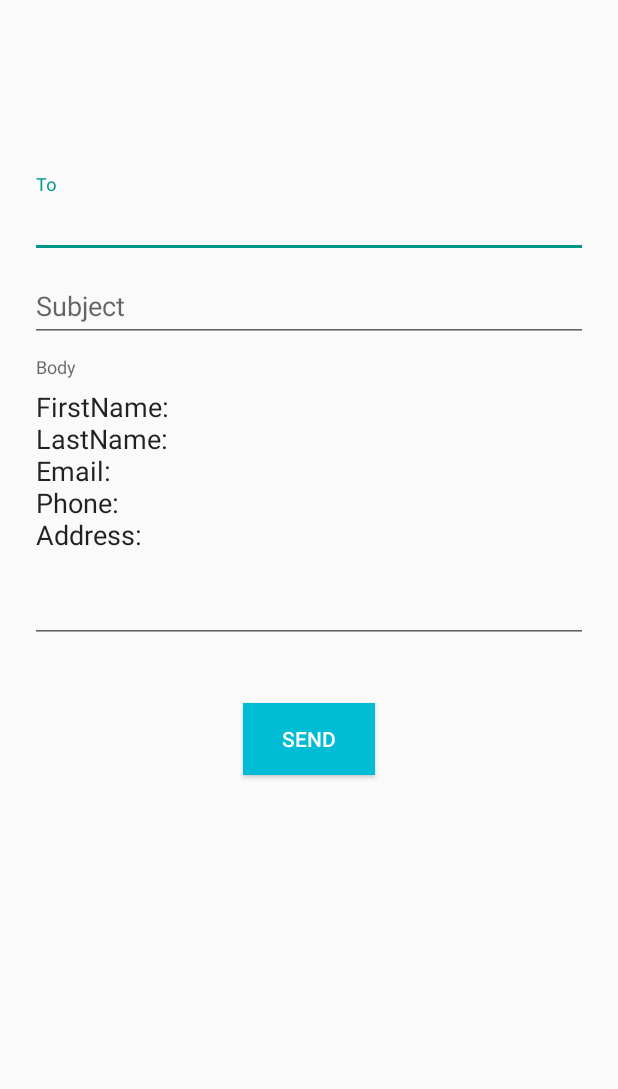
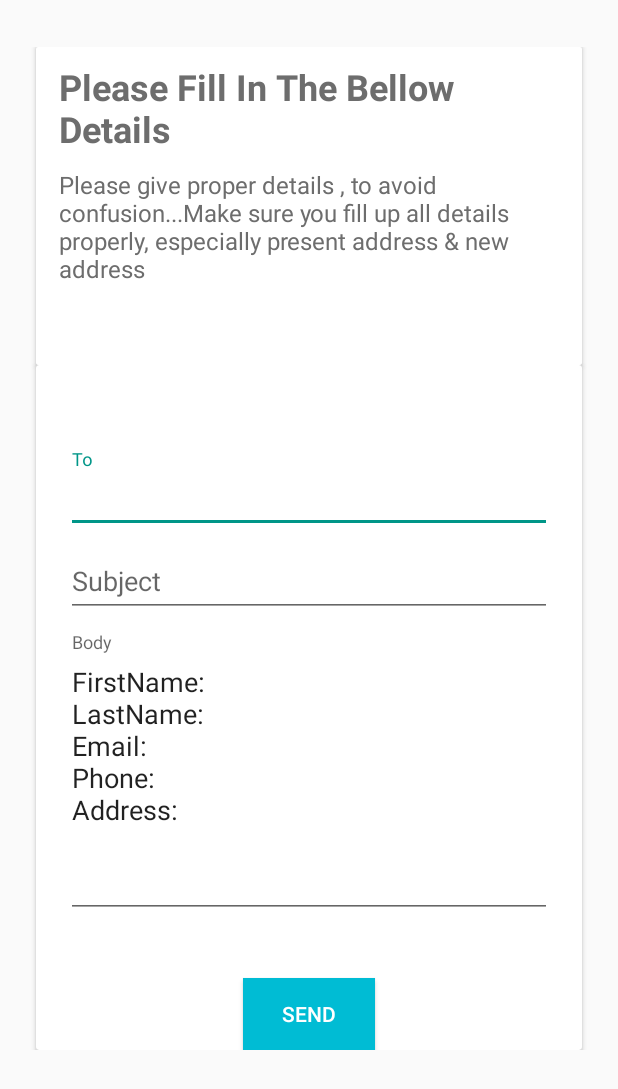
Before and after one commit to webmasteraxe/Send_It, an Android app: the screen it shows after launch (frag_main), in the side drawer, after a tap on "Request Quote", on a phone screen of 412 x 824 dp. Shown: the top 1089 px of the screen. Run offline under Robolectric (Android 15) with nearby library versions, the phone set to English and light mode, and no system bars.

Commit message:
first phase

```diff
--- a/app/src/main/AndroidManifest.xml
+++ b/app/src/main/AndroidManifest.xml
@@ -19,7 +19,7 @@
         <activity
             android:name=".fragments.frag_main"
             android:label="@string/app_name"
-            android:theme="@style/MyMaterialTheme" />
+            android:theme="@style/MyMaterialTheme.Request" />
     </application>
 
 </manifest>
--- a/app/src/main/res/layout/frag_main.xml
+++ b/app/src/main/res/layout/frag_main.xml
@@ -1,8 +1,76 @@
 <?xml version="1.0" encoding="utf-8"?>
-<LinearLayout xmlns:android="http://schemas.android.com/apk/res/android"
-    android:orientation="vertical"
+<android.support.v4.widget.NestedScrollView xmlns:android="http://schemas.android.com/apk/res/android"
+    xmlns:app="http://schemas.android.com/apk/res-auto"
     android:layout_width="match_parent"
-    android:layout_height="match_parent">
+    android:layout_height="wrap_content"
+    android:layout_gravity="fill_vertical"
+    android:layout_marginTop="15dp"
+    android:padding="@dimen/activity_horizontal_margin"
+    app:layout_behavior="@string/appbar_scrolling_view_behavior">
+
+
+    <LinearLayout
+        android:layout_width="match_parent"
+        android:layout_height="wrap_content"
+        android:orientation="vertical">
+
+        <android.support.v7.widget.CardView
+            android:id="@+id/main_card2"
+            android:layout_width="match_parent"
+            android:layout_height="wrap_content"
+            android:layout_marginLeft="8dp"
+            android:layout_marginRight="8dp"
+            >
+
+            <LinearLayout
+                android:layout_width="match_parent"
+                android:layout_height="match_parent"
+                android:background="@color/card2_bg"
+                android:orientation="vertical">
+
+                <TextView
+                    android:layout_width="wrap_content"
+                    android:layout_height="wrap_content"
+                    android:layout_marginBottom="10dp"
+                    android:layout_marginLeft="15dp"
+                    android:layout_marginRight="15dp"
+                    android:layout_marginTop="10dp"
+                    android:text="@string/card2_title"
+                    android:textColor="@color/card2_title"
+                    android:textSize="24dp"
+                    android:textStyle="bold" />
+
+                <TextView
+                    android:layout_width="wrap_content"
+                    android:layout_height="wrap_content"
+                    android:layout_marginLeft="15dp"
+                    android:layout_marginRight="15dp"
+                    android:text="@string/card2_desc"
+                    android:textColor="@color/card2_desc"
+                    android:textSize="16dp" />
+
+                <Button
+                    android:id="@+id/home_card_two_button"
+                    android:layout_width="wrap_content"
+                    android:layout_height="wrap_content"
+                    android:layout_gravity="right"
+                    android:layout_marginBottom="5dp"
+                    android:layout_marginRight="10dp"
+                    android:background="?android:attr/selectableItemBackground"
+                    android:text="@string/card2_button"
+                    android:textColor="@color/card2_button"
+                    android:textStyle="bold" />
+
+            </LinearLayout>
+
+        </android.support.v7.widget.CardView>
+
+        <android.support.v7.widget.CardView
+            android:id="@+id/main_card1"
+            android:layout_width="match_parent"
+            android:layout_height="wrap_content"
+            android:layout_marginLeft="8dp"
+            android:layout_marginRight="8dp">
 
     <LinearLayout
         android:layout_width="fill_parent"
@@ -11,7 +79,7 @@
         android:orientation="vertical"
         android:paddingLeft="20dp"
         android:paddingRight="20dp"
-        android:paddingTop="60dp">
+        >
 
         <android.support.design.widget.TextInputLayout
             android:id="@+id/input_layout_email"
@@ -64,6 +132,8 @@
             android:layout_marginTop="40dp"
             android:textColor="@android:color/white"/>
 
-    </LinearLayout>
+            </LinearLayout>
+        </android.support.v7.widget.CardView>
 
 </LinearLayout>
+</android.support.v4.widget.NestedScrollView>
--- a/app/src/main/res/values-v21/cards.xml
+++ b/app/src/main/res/values-v21/cards.xml
@@ -9,10 +9,10 @@
         <bool name="card1_visible">true</bool> <!--set false to hide card-->
 
         <!--Card1 content-->
-        <string name="card1_title">Welcome to Send_It</string>
-        <string name="card1_desc">Send_It is an IT HUB , to know more....get a quote</string>
-        <string name="card1_button">Like it</string>
-        <string name="card1_link">http://www.google.in/</string>
+        <string name="card1_title">Welcome to Jalaj</string>
+        <string name="card1_desc">Jalaj is an packing &amp; exporting company. We take better care of your belonging , when you are moving from your old to new location :) </string>
+        <string name="card1_button"></string>
+        <string name="card1_link"></string>
 
         <!--Card1 colors-->
         <color name="card1_title">#6d6d6d</color>
@@ -27,10 +27,10 @@
         <bool name="card2_visible">false</bool><!--set false to hide card-->
 
         <!--Card2 Content-->
-        <string name="card2_title">Other Apps</string>
-        <string name="card2_desc">Check out more apps by me. And support me by installing them.</string>
-        <string name="card2_button">Other apps</string>
-        <string name="card2_link">https://play.google.com/store/apps/developer?id=AcjMods</string>
+        <string name="card2_title">Please Fill In The Bellow Details</string>
+        <string name="card2_desc">Please give proper details , to avoid confusion...Make sure you fill up all details properly, especially present address &amp; new address </string>
+        <string name="card2_button"></string>
+        <string name="card2_link"></string>
 
         <!--Card2 colors-->
         <color name="card2_title">#6d6d6d</color>
--- a/app/src/main/res/values-v21/styles.xml
+++ b/app/src/main/res/values-v21/styles.xml
@@ -4,8 +4,15 @@
         <item name="android:windowContentTransitions">true</item>
         <item name="android:windowAllowEnterTransitionOverlap">true</item>
         <item name="android:windowAllowReturnTransitionOverlap">true</item>
+        <item name="android:windowTranslucentStatus">true</item>
         <item name="android:windowSharedElementEnterTransition">@android:transition/move</item>
         <item name="android:windowSharedElementExitTransition">@android:transition/move</item>
     </style>
 
+    <style name="AppTheme.Apply" parent="MyMaterialTheme">
+        <item name="colorPrimary">@color/colorPrimary</item>
+        <item name="colorPrimaryDark">@color/colorPrimaryDark</item>
+        <item name="android:colorPrimary">@color/colorPrimary</item>
+        <item name="android:colorPrimaryDark">@color/colorPrimaryDark</item>
+    </style>
 </resources>
--- a/app/src/main/res/values/strings.xml
+++ b/app/src/main/res/values/strings.xml
@@ -1,5 +1,5 @@
 <resources>
-    <string name="app_name">Send_It</string>
+    <string name="app_name">Jalaj</string>
     <string name="btn_send">Send</string>
     <string name="subject">Subject</string>
     <string name="to">To</string>
--- a/app/src/main/res/values/styles.xml
+++ b/app/src/main/res/values/styles.xml
@@ -12,4 +12,9 @@
         <item name="colorAccent">@color/colorAccent</item>
     </style>
 
+    <style name="MyMaterialTheme.Request" parent="MyMaterialTheme">
+        <item name="colorPrimary">@color/colorPrimary</item>
+        <item name="colorPrimaryDark">@color/colorPrimaryDark</item>
+    </style>
+
 </resources>
```
